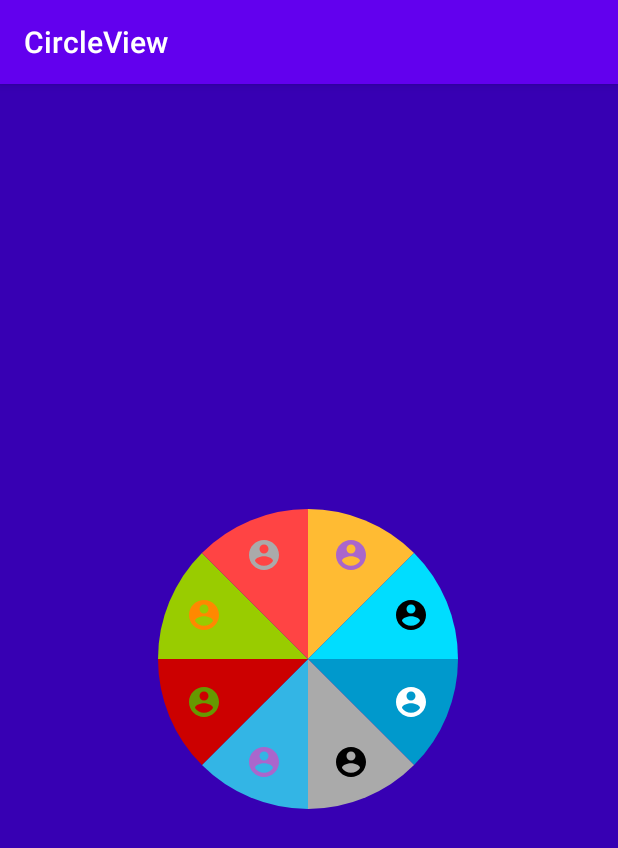
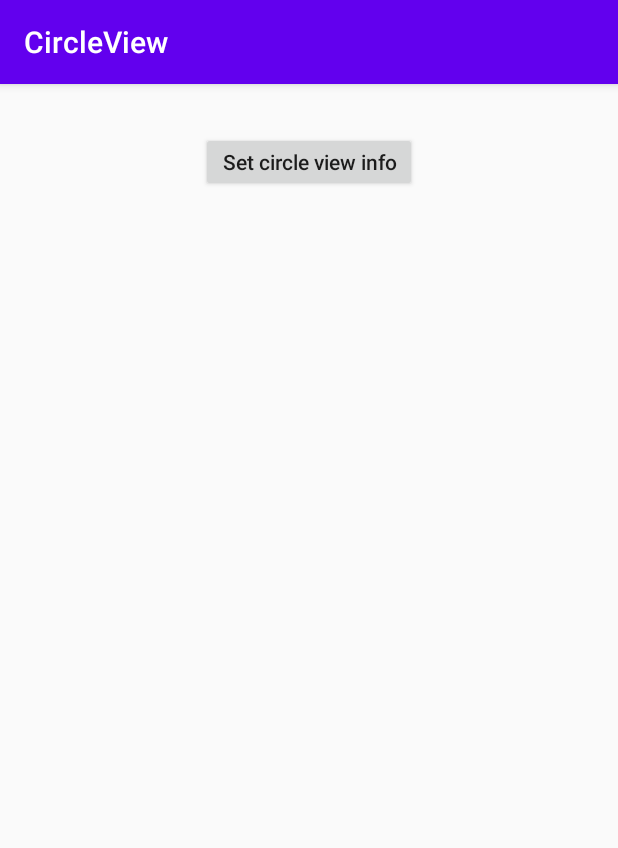
Before and after one commit to Vinny94051/PizzaView, an Android app: the screen it shows after launch (CustomViewActivity), on a phone screen of 412 x 824 dp. Shown: the top 848 px of the screen. Run offline under Robolectric (Android 15) with nearby library versions, the phone set to English and light mode, and no system bars.

```diff
--- a/app/src/main/java/ru/kiryanov/circleview/presentation/acticity/CustomViewFragment.kt
+++ b/app/src/main/java/ru/kiryanov/circleview/presentation/acticity/CustomViewFragment.kt
@@ -24,7 +24,9 @@ class CustomViewFragment : Fragment() {
 
     override fun onViewCreated(view: View, savedInstanceState: Bundle?) {
         super.onViewCreated(view, savedInstanceState)
-        circle.sectorsInfo = initCircleView()
+        setInfoBtn.setOnClickListener {
+            circle.setSectorsInfo(initCircleView())
+        }
     }
 
 
--- a/app/src/main/java/ru/kiryanov/circleview/presentation/ui/CircleView.kt
+++ b/app/src/main/java/ru/kiryanov/circleview/presentation/ui/CircleView.kt
@@ -1,6 +1,5 @@
 package ru.kiryanov.circleview.presentation.ui
 
-import android.animation.Animator
 import android.animation.ValueAnimator
 import android.annotation.SuppressLint
 import android.content.Context
@@ -23,11 +22,6 @@ import kotlin.math.*
 
 class CircleView(context: Context, @Nullable atrSet: AttributeSet) : View(context, atrSet) {
 
-    companion object {
-        private const val MIN_HOLDING_SECTOR_TIME_IN_MILLS = 0
-        private const val MAX_HOLDING_SECTOR_TIME_IN_MILLS = 1000
-    }
-
     var paint: Paint = Paint()
     var centerOfX = 0f
     var centerOfY = 0f
@@ -35,17 +29,13 @@ class CircleView(context: Context, @Nullable atrSet: AttributeSet) : View(contex
     val iconOffsetByCenterInRadius: Float
     val animationDuration: Long
     var increasingOffset: Float = 0f
-    var sectorsInfo: List<SectorInfo>? = null
-        set(value) {
-            field = value
-            invalidate()
-        }
 
+    private val minClickTimeInMills: Int
+    private val maxClickTimeInMills: Int
     private var sectorAmount: Int
-    private val sectors = mutableListOf<SectorModel>()
+    private var sectors = mutableListOf<SectorModel>()
+
     private var clickListener: ((x: Float, y: Float) -> Unit)? = null
-    private val defaultRectF = RectF()
-    private var openedRectF = RectF()
     private val sectorArc: Float
         get() {
             return 360f.div(sectorAmount.toFloat())
@@ -66,23 +56,42 @@ class CircleView(context: Context, @Nullable atrSet: AttributeSet) : View(contex
                 radius / 3
             )
 
-            val tmp = getFloat(
+            minClickTimeInMills = getInteger(
+                R.styleable.circleview_min_click_time_in_mills,
+                0
+            )
+            maxClickTimeInMills = getInteger(
+                R.styleable.circleview_max_click_time_in_mills,
+                1000
+            )
+
+            val tmpIconOffset = getFloat(
                 R.styleable.circleview_icon_offset_by_center_in_radius,
                 1.5f
             )
-            if (tmp !in 1.1f..1.9f) {
+            if (tmpIconOffset !in 1.1f..1.9f) {
                 throw IconOffsetByCenterInRadiusException(
                     "Icon offset by center " +
                             "in radius should be in 1.1f..1.9f range."
                 )
             } else {
-                iconOffsetByCenterInRadius = tmp
+                iconOffsetByCenterInRadius = tmpIconOffset
             }
+        }
 
+        clickListener = { x, y ->
+            val secNum = findSectorByCoordinates(x, y)
+            secNum?.let { num ->
+                startNecessaryAnimation(sectors[num])
+            }
         }
-        paint.initPaint(android.R.color.holo_blue_dark)
-        setTouchListener()
+
+        paint.apply {
+            style = Paint.Style.FILL
+            color = ContextCompat.getColor(context, android.R.color.holo_blue_dark)
+        }
     }
+
 
     override fun onMeasure(widthMeasureSpec: Int, heightMeasureSpec: Int) {
         super.onMeasure(widthMeasureSpec, heightMeasureSpec)
@@ -92,13 +101,7 @@ class CircleView(context: Context, @Nullable atrSet: AttributeSet) : View(contex
 
     override fun onLayout(changed: Boolean, left: Int, top: Int, right: Int, bottom: Int) {
         super.onLayout(changed, left, top, right, bottom)
-        initSectors()
-        clickListener = { x, y ->
-            val secNum = findSectorByCoordinates(x, y)
-            secNum?.let { num ->
-                startNecessaryAnimation(sectors[num])
-            }
-        }
+        initCenterPoint()
     }
 
     @SuppressLint("DrawAllocation")
@@ -106,25 +109,35 @@ class CircleView(context: Context, @Nullable atrSet: AttributeSet) : View(contex
         super.onDraw(canvas)
         sectors.forEach { sector ->
             sector.apply {
-                if (isActive && isAnimationOn) {
-                    //Open sector by tap
-                    animateSector(this, canvas)
-                    if (coordinates == openedRectF) isAnimationOn = false
-                } else if (!isActive && isAnimationOn) {
-                    //Close activated sector
-                    animateSector(this, canvas)
-                    if (coordinates == defaultRectF) isAnimationOn = false
-                } else {
-                    //Default case
-                    with(canvas!!) {
-                        drawArc(
-                            coordinates, startAngle, sweepAngle, true,
-                            paint.changeColor(sectorInfo.color)
-                        )
-                    }
-                    icon?.draw(canvas)
+                drawSector(this, canvas)
+            }
+        }
+    }
+
+    private fun drawSector(sector: SectorModel, canvas: Canvas?) {
+        with(sector) {
+            canvas?.drawArc(
+                RectF(
+                    centerOfX - radius - sector.currentIncreasingDelta,
+                    centerOfY - radius - sector.currentIncreasingDelta,
+                    centerOfX + radius + sector.currentIncreasingDelta,
+                    centerOfY + radius + sector.currentIncreasingDelta
+                ),
+                startAngle,
+                sweepAngle,
+                true,
+                paint.apply {
+                    color = ContextCompat.getColor(context, sectorInfo.color)
                 }
-            }
+            )
+
+            icon?.apply {
+                mutableRadius = radius + sector.currentIncreasingDelta
+                bounds = calculateOffsetIconBounds(
+                    this,
+                    calculateIconCenterPoint(sector)
+                )
+            }?.draw(canvas!!)
         }
     }
 
@@ -146,7 +159,6 @@ class CircleView(context: Context, @Nullable atrSet: AttributeSet) : View(contex
                 if (isClickAction()) {
                     clickListener?.invoke(eventX, eventY)
                 }
-
                 return@setOnTouchListener true
             }
 
@@ -154,64 +166,15 @@ class CircleView(context: Context, @Nullable atrSet: AttributeSet) : View(contex
         }
     }
 
-    private fun animateSector(sector: SectorModel, canvas: Canvas?) {
-        with(sector) {
-            canvas?.drawArc(
-                coordinates.apply {
-                    top = defaultRectF.top - sector.currentIncreasingDelta
-                    bottom = defaultRectF.bottom + sector.currentIncreasingDelta
-                    right = defaultRectF.right + sector.currentIncreasingDelta
-                    left = defaultRectF.left - sector.currentIncreasingDelta
-                },
-                startAngle,
-                sweepAngle,
-                true,
-                paint.changeColor(sectorInfo.color)
-            )
-
-            icon?.apply {
-                mutableRadius = radius + sector.currentIncreasingDelta
-                bounds = calculateOffsetIconBounds(
-                    this,
-                    calculateIconCenterPoint(sector)
-                )
-            }?.draw(canvas!!)
-        }
-    }
-
     private fun isClickAction() =
         (actionUpClickTime - actionDownClickTime) in
-                MIN_HOLDING_SECTOR_TIME_IN_MILLS..MAX_HOLDING_SECTOR_TIME_IN_MILLS
-
-
-    private fun initSectors() {
-        initCenterPointAndBounds()
-        if (sectors.size != sectorAmount) {
-            sectorsInfo?.let { info ->
-                if (info.size < sectorAmount) {
-                    throw NotEnoughInfoException(
-                        "Info.size = ${info.size} <->" +
-                                " SectorAmount = $sectorAmount"
-                    )
-                } else {
-                    for (sectorNumber in 0 until sectorAmount) {
-                        sectors.add(createSector(sectorNumber, info[sectorNumber]))
-                    }
-                }
-            }
-        }
-    }
+                minClickTimeInMills..maxClickTimeInMills
 
     private fun createSector(sectorNumber: Int, sectorInfo: SectorInfo): SectorModel {
         return SectorModel(
-            sectorNumber, sectorNumber * sectorArc, sectorArc,
+            sectorNumber * sectorArc,
+            sectorArc,
             sectorInfo,
-            RectF(
-                defaultRectF.left,
-                defaultRectF.top,
-                defaultRectF.right,
-                defaultRectF.bottom
-            ),
             mutableRadius = radius
         ).apply {
             icon = initIcon(this.sectorInfo.drawableId, this)
@@ -219,27 +182,9 @@ class CircleView(context: Context, @Nullable atrSet: AttributeSet) : View(contex
         }
     }
 
-    private fun initCenterPointAndBounds() {
+    private fun initCenterPoint() {
         centerOfX = (width / 2).toFloat()
         centerOfY = (height / 2).toFloat()
-        val left = centerOfX - radius
-        val right = centerOfX + radius
-        val top = centerOfY - radius
-        val bottom = centerOfY + radius
-
-        defaultRectF.apply {
-            this.left = left
-            this.right = right
-            this.top = top
-            this.bottom = bottom
-        }
-
-        openedRectF.apply {
-            this.left = defaultRectF.left - increasingOffset
-            this.right = defaultRectF.right + increasingOffset
-            this.top = defaultRectF.top - increasingOffset
-            this.bottom = defaultRectF.bottom + increasingOffset
-        }
     }
 
     private fun createOpenValueAnimator(sector: SectorModel) =
@@ -250,9 +195,6 @@ class CircleView(context: Context, @Nullable atrSet: AttributeSet) : View(contex
                 addUpdateListener { animator ->
                     sector.currentIncreasingDelta = animator.animatedValue as Float
                     invalidate()
-                }
-                setOnAnimationStartListener {
-                    sector.isAnimationOn = true
                 }
             }
 
@@ -271,23 +213,18 @@ class CircleView(context: Context, @Nullable atrSet: AttributeSet) : View(contex
     }
 
     private fun findSectorByCoordinates(x: Float, y: Float): Int? {
-
         if (sectorAmount == 1) return 0
-
         val sectorNumber = findSector(x, y)
 
-        if (x in openedRectF.left..openedRectF.right &&
-            y in openedRectF.top..openedRectF.bottom
-        ) {
-            if (sectors[sectorNumber].isActive) return sectorNumber
-        }
+        if (x in centerOfX - radius - increasingOffset..centerOfX + radius + increasingOffset &&
+            y in centerOfY - radius - increasingOffset..centerOfY + radius + increasingOffset &&
+            sectors[sectorNumber].isActive
+        ) return sectorNumber
 
+        if (x in centerOfX - radius..centerOfX + radius &&
+            y in centerOfY - radius..centerOfY + radius
+        ) return sectorNumber
 
-        if (x in defaultRectF.left..defaultRectF.right &&
-            y in defaultRectF.top..defaultRectF.bottom
-        ) {
-            return sectorNumber
-        }
         return null
     }
 
@@ -302,36 +239,45 @@ class CircleView(context: Context, @Nullable atrSet: AttributeSet) : View(contex
     @SuppressLint("UseCompatLoadingForDrawables")
     private fun initIcon(@DrawableRes drawable: Int, sector: SectorModel): Drawable {
         val icon: Drawable = resources.getDrawable(drawable, null)
-        sector.coordinates.apply {
-
-            val point = calculateIconCenterPoint(sector)
-            val iconCenterX = point.x
-            val iconCenterY = point.y
-            val delta = 2
-
+        with(calculateIconCenterPoint(sector)) {
             icon.setBounds(
-                (iconCenterX - icon.minimumWidth).toInt() / delta,
-                (iconCenterY - icon.minimumHeight).toInt() / delta,
-                (iconCenterX + icon.minimumWidth).toInt() / delta,
-                (iconCenterY + icon.minimumHeight).toInt() / delta
+                (x - icon.minimumWidth).toInt() / 2,
+                (y - icon.minimumHeight).toInt() / 2,
+                (x + icon.minimumWidth).toInt() / 2,
+                (y + icon.minimumHeight).toInt() / 2
             )
-
         }
         return icon
     }
 
     @SuppressLint("UseCompatLoadingForDrawables")
     private fun calculateOffsetIconBounds(icon: Drawable, point: Point): Rect {
-        val delta = 2
         val iconCenterX = point.x
         val iconCenterY = point.y
 
         return Rect(
-            (iconCenterX - icon.minimumWidth).toInt() / delta,
-            (iconCenterY - icon.minimumHeight).toInt() / delta,
-            (iconCenterX + icon.minimumWidth).toInt() / delta,
-            (iconCenterY + icon.minimumHeight).toInt() / delta
+            (iconCenterX - icon.minimumWidth).toInt() / 2,
+            (iconCenterY - icon.minimumHeight).toInt() / 2,
+            (iconCenterX + icon.minimumWidth).toInt() / 2,
+            (iconCenterY + icon.minimumHeight).toInt() / 2
         )
+    }
+
+    fun setSectorsInfo(sectorsInfo: List<SectorInfo>) {
+        val sectors = mutableListOf<SectorModel>()
+        if (sectorsInfo.size < sectorAmount) {
+            throw NotEnoughInfoException(
+                "Info.size = ${sectorsInfo.size} <->" + " SectorAmount = $sectorAmount"
+            )
+        } else {
+            for (sectorNumber in 0 until sectorAmount) {
+                sectors.add(createSector(sectorNumber, sectorsInfo[sectorNumber]))
+            }
+        }
+
+        this@CircleView.sectors = sectors
+        invalidate()
+        setTouchListener()
     }
 
     private fun calculateIconCenterPoint(sector: SectorModel): Point {
@@ -345,9 +291,8 @@ class CircleView(context: Context, @Nullable atrSet: AttributeSet) : View(contex
             val deltaX = (rad * iconOffsetByCenterInRadius * sin(angleInRad))
             val deltaY = (rad * iconOffsetByCenterInRadius * cos(angleInRad))
 
-            x = (coordinates.centerX() * 2) + deltaX
-            y = (coordinates.centerY() * 2) + deltaY
-
+            x = (centerOfX * 2) + deltaX
+            y = (centerOfY * 2) + deltaY
         }
 
         return Point(x, y)
@@ -358,41 +303,16 @@ class CircleView(context: Context, @Nullable atrSet: AttributeSet) : View(contex
     class IconOffsetByCenterInRadiusException(message: String) : Throwable(message)
 
     private inner class SectorModel(
-        val sectorNumber: Int,
         val startAngle: Float,
         val sweepAngle: Float,
         val sectorInfo: SectorInfo,
-        var coordinates: RectF,
         var isActive: Boolean = false,
-        var isAnimationOn: Boolean = false,
         var currentIncreasingDelta: Float = 0f,
         var mutableRadius: Float = 0f,
         var openValueAnimator: ValueAnimator? = null,
         var icon: Drawable? = null
     )
 
-    private fun Paint.initPaint(@ColorRes colorId: Int) =
-        this.apply {
-            style = Paint.Style.FILL
-            color = ContextCompat.getColor(context, colorId)
-        }
-
-    private fun Paint.changeColor(@ColorRes colorId: Int) =
-        this.apply {
-            color = ContextCompat.getColor(context, colorId)
-        }
-
-    private fun ValueAnimator.setOnAnimationStartListener(action: () -> Unit) {
-        addListener(object : Animator.AnimatorListener {
-            override fun onAnimationRepeat(animation: Animator?) {}
-            override fun onAnimationEnd(animation: Animator?) {}
-            override fun onAnimationCancel(animation: Animator?) {}
-            override fun onAnimationStart(animation: Animator?) {
-                action.invoke()
-            }
-        })
-    }
-
     private fun Float.toRadian(): Float = (this * PI / 180).toFloat()
     private fun Float.toDegree(): Float = (this / PI * 180).toFloat()
 }
--- a/app/src/main/res/layout/activity_custom_view.xml
+++ b/app/src/main/res/layout/activity_custom_view.xml
@@ -3,8 +3,17 @@
     xmlns:circle="http://schemas.android.com/apk/res-auto"
     android:id="@+id/root"
     android:layout_width="match_parent"
-    android:layout_height="match_parent"
-    android:background="@color/colorPrimaryDark">
+    android:layout_height="match_parent">
+
+    <Button
+        android:id="@+id/setInfoBtn"
+        android:layout_width="144dp"
+        android:layout_height="40dp"
+        android:layout_centerHorizontal="true"
+        android:layout_marginTop="32dp"
+        android:elevation="64dp"
+        android:text="Set circle view info"
+        android:textAllCaps="false" />
 
     <ru.kiryanov.circleview.presentation.ui.CircleView
         android:id="@+id/circle"
--- a/app/src/main/res/values/attrs.xml
+++ b/app/src/main/res/values/attrs.xml
@@ -9,5 +9,7 @@
         <attr name="increasing_offset" format="dimension" />
         <attr name="animation_duration" format="float" />
         <attr name="icon_offset_by_center_in_radius" format="float" />
+        <attr name="min_click_time_in_mills" format="integer" />
+        <attr name="max_click_time_in_mills" format="integer" />
     </declare-styleable>
 </resources>
```
